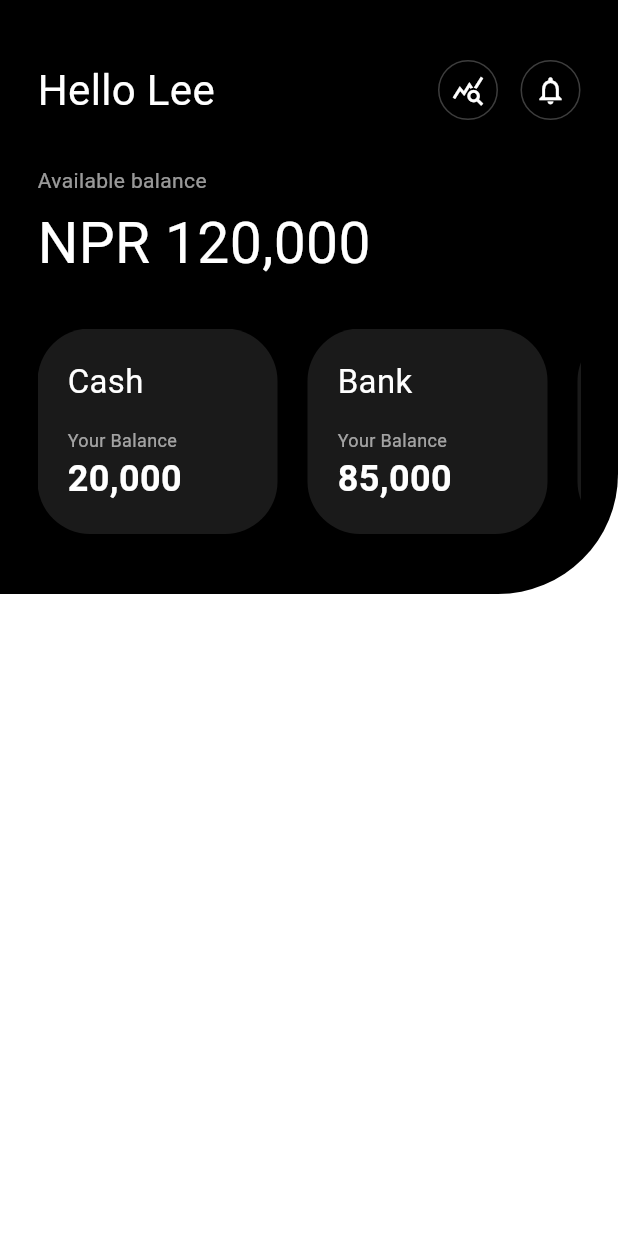
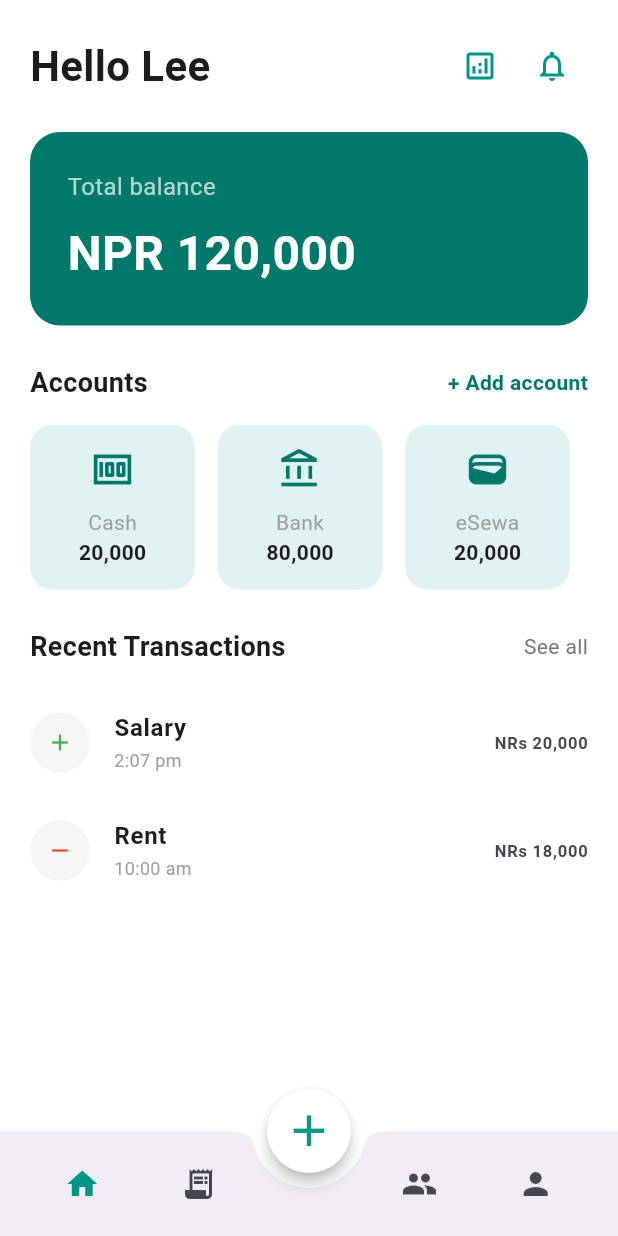
Before and after one commit to PudasainiSalina2060/financetracker_frontend, a Flutter app: the HomeScreen screen opened directly, on a phone screen of 412 x 824 dp. Run offline on Flutter 3.47's test engine with Material 3 defaults, Android fonts, the phone set to English and light mode, and no system bars; our stand-ins replace google_fonts; Roboto replaces fonts that are missing (Inika).

Commit message:
redesign HomeScreen with balance card, accounts, transactions list

```diff
--- a/lib/screens/home_screen.dart
+++ b/lib/screens/home_screen.dart
@@ -1,151 +1,188 @@
+import 'package:financetracker_frontend/screens/addTransaction_screen.dart';
 import 'package:flutter/material.dart';
 import 'package:google_fonts/google_fonts.dart';
 
-class HomeScreen extends StatelessWidget {
-  const HomeScreen({super.key});
+class HomeScreen extends StatefulWidget {
+  const HomeScreen({Key? key}) : super(key: key);
 
+  @override
+  State<HomeScreen> createState() => _HomeScreenState();
+}
+
+class _HomeScreenState extends State<HomeScreen> {
   @override
   Widget build(BuildContext context) {
     return Scaffold(
       backgroundColor: Colors.white,
-      body: SingleChildScrollView(
-        child: Column(
+      body: SafeArea(
+        child: SingleChildScrollView(
+          padding: const EdgeInsets.symmetric(horizontal: 20.0),
+          child: Column(
+            crossAxisAlignment: CrossAxisAlignment.start,
+            children: [
+              const SizedBox(height: 20),
+
+              //HEADER
+              Row(
+                mainAxisAlignment: MainAxisAlignment.spaceBetween,
+                children: [
+                  Text("Hello Lee", style: GoogleFonts.inika(fontSize: 28, fontWeight: FontWeight.bold)),
+                  Row(
+                    children: [
+                      IconButton(onPressed: () => print("Analytics"), icon: const Icon(Icons.analytics_outlined, color: Colors.teal)),
+                      IconButton(onPressed: () => print("Notifications"), icon: const Icon(Icons.notifications_none_outlined, color: Colors.teal)),
+                    ],
+                  )
+                ],
+              ),
+
+              const SizedBox(height: 20),
+
+              // TOTAL BALANCE CARD
+              Container(
+                width: double.infinity,
+                padding: const EdgeInsets.all(25),
+                decoration: BoxDecoration(
+                  color: Colors.teal[700],
+                  borderRadius: BorderRadius.circular(20),
+                ),
+                child: Column(
+                  crossAxisAlignment: CrossAxisAlignment.start,
+                  children: [
+                    const Text("Total balance", style: TextStyle(color: Colors.white70, fontSize: 16)),
+                    const SizedBox(height: 10),
+                    const Text("NPR 120,000", style: TextStyle(color: Colors.white, fontSize: 32, fontWeight: FontWeight.bold)),
+                  ],
+                ),
+              ),
+
+              const SizedBox(height: 25),
+
+              // ACCOUNTS SECTION
+              Row(
+                mainAxisAlignment: MainAxisAlignment.spaceBetween,
+                children: [
+                  const Text("Accounts", style: TextStyle(fontWeight: FontWeight.bold, fontSize: 18)),
+                  // CLICKABLE: Add Account text
+                  InkWell(
+                    onTap: () => print("Navigate to Add Account Screen"),
+                    child: Text("+ Add account", style: TextStyle(color: Colors.teal[700], fontWeight: FontWeight.w600)),
+                  ),
+                ],
+              ),
+              const SizedBox(height: 15),
+
+              // Horizontal Scroll for Account Cards
+              SingleChildScrollView(
+                scrollDirection: Axis.horizontal,
+                child: Row(
+                  children: [
+                    _buildAccountCard("Cash", "20,000", Icons.money_outlined),
+                    _buildAccountCard("Bank", "80,000", Icons.account_balance_outlined),
+                    _buildAccountCard("eSewa", "20,000", Icons.wallet_outlined),
+                  ],
+                ),
+              ),
+
+              const SizedBox(height: 25),
+
+              // RECENT TRANSACTIONS
+              Row(
+                mainAxisAlignment: MainAxisAlignment.spaceBetween,
+                children: [
+                  const Text("Recent Transactions", style: TextStyle(fontSize: 18, fontWeight: FontWeight.bold)),
+                  // CLICKABLE: See all text
+                  InkWell(
+                    onTap: () => print("Navigate to All Transactions"),
+                    child: Text("See all", style: TextStyle(color: Colors.grey[600])),
+                  ),
+                ],
+              ),
+              const SizedBox(height: 15),
+              //TRANSACTION LIST: Individual transaction rows
+              _buildTransactionItem("Salary", "2:07 pm", "NRs 20,000", Icons.add, Colors.green),
+              _buildTransactionItem("Rent", "10:00 am", "NRs 18,000", Icons.remove, Colors.red),
+            ],
+          ),
+        ),
+      ),
+
+      // Floating Action Button for Adding Transactions ( The main ADD + button)
+      floatingActionButton: FloatingActionButton(
+        onPressed: (){
+          Navigator.push(
+            context,
+            MaterialPageRoute(
+              builder: (context) => const AddTransactionScreen(),
+      ),
+    );
+
+        },
+        backgroundColor: Colors.white,
+        elevation: 4,
+        shape: const CircleBorder(),
+        child: const Icon(Icons.add, color: Colors.teal, size: 35),
+      ),
+      floatingActionButtonLocation: FloatingActionButtonLocation.centerDocked,
+
+      // Custom Bottom Navigation Bar with a cutout (notch) for the floating button
+      bottomNavigationBar: BottomAppBar(
+        height: 70,
+        notchMargin: 10,
+        shape: const CircularNotchedRectangle(),
+        child: Row(
+          mainAxisAlignment: MainAxisAlignment.spaceAround,
           children: [
-            _buildHeader(context),
-
+            IconButton(icon: const Icon(Icons.home, color: Colors.teal), onPressed: () {}),
+            IconButton(icon: const Icon(Icons.receipt_long), onPressed: () {}),
+            const SizedBox(width: 40), // Space for the floating button
+            IconButton(icon: const Icon(Icons.group), onPressed: () {}),
+            IconButton(icon: const Icon(Icons.person), onPressed: () {}),
           ],
         ),
       ),
     );
   }
 
-  //  Top Section with the Curve
-  Widget _buildHeader(BuildContext context) {
-    return Container(
-      width: double.infinity,
-      decoration: const BoxDecoration(
-        color: Colors.black,
-        borderRadius: BorderRadius.only(
-          bottomRight: Radius.circular(80), // Creates the large curve
-        ),
-      ),
-      padding: const EdgeInsets.symmetric(horizontal: 25, vertical: 40),
-      child: SafeArea(
-        child: Column(
-          crossAxisAlignment: CrossAxisAlignment.start,
-          children: [
-            _buildGreetingRow(),
-            const SizedBox(height: 30),
-            _buildBalanceSection(),
-            const SizedBox(height: 30),
-            _buildHorizontalCards(),
-          ],
+  //generates the clickable Account Cards (Cash, Bank,..)
+  Widget _buildAccountCard(String title, String amount, IconData icon) {
+    return Padding(
+      padding: const EdgeInsets.only(right: 15),
+      child: InkWell(
+        onTap: () => print("Edit $title Account"),
+        borderRadius: BorderRadius.circular(15),
+        child: Container(
+          padding: const EdgeInsets.all(15),
+          width: 110,
+          decoration: BoxDecoration(
+            color: Colors.teal[50],
+            borderRadius: BorderRadius.circular(15)
+          ),
+          child: Column(
+            children: [
+              Icon(icon, color: Colors.teal[700], size: 30),
+              const SizedBox(height: 10),
+              Text(title, style: const TextStyle(fontSize: 14, color: Colors.grey)),
+              Text(amount, style: const TextStyle(fontWeight: FontWeight.bold, fontSize: 14)),
+            ],
+          ),
         ),
       ),
     );
   }
 
-  //  Greeting and Icons (Analytics & Notifications)
-  Widget _buildGreetingRow() {
-    return Row(
-      mainAxisAlignment: MainAxisAlignment.spaceBetween,
-      children: [
-        Text(
-          "Hello Lee",
-          style: GoogleFonts.inika(color: Colors.white, fontSize: 28),
-        ),
-        Row(
-          children: [
-            _buildCircleIcon(Icons.query_stats),
-            const SizedBox(width: 15),
-            _buildCircleIcon(Icons.notifications_none),
-          ],
-        ),
-      ],
-    );
-  }
-
-  // Helper for circular buttons
-  Widget _buildCircleIcon(IconData icon) {
-    return Container(
-      padding: const EdgeInsets.all(8),
-      decoration: BoxDecoration(
-        shape: BoxShape.circle,
-        border: Border.all(color: Colors.white24, width: 1),
+//generates a single transaction row
+  Widget _buildTransactionItem(String title, String time, String amount, IconData icon, Color color) {
+    return ListTile(
+      onTap: () => print("Transaction Details"),
+      contentPadding: EdgeInsets.zero,
+      leading: CircleAvatar(
+        backgroundColor: Colors.grey[100],
+        child: Icon(icon, color: color, size: 18),
       ),
-      child: Icon(icon, color: Colors.white, size: 22),
-    );
-  }
-
-  //  Balance Display
-  Widget _buildBalanceSection() {
-    return Column(
-      crossAxisAlignment: CrossAxisAlignment.start,
-      children: [
-        const Text(
-          "Available balance",
-          style: TextStyle(color: Colors.white60, fontSize: 14),
-        ),
-        const SizedBox(height: 5),
-        Text(
-          "NPR 120,000",
-          style: GoogleFonts.inika(
-            color: Colors.white,
-            fontSize: 38,
-            fontWeight: FontWeight.w400,
-          ),
-        ),
-      ],
-    );
-  }
-
-  // Horizontal Scroll for the 3 Cards
-  Widget _buildHorizontalCards() {
-    return SingleChildScrollView(
-      scrollDirection: Axis.horizontal,
-      physics: const BouncingScrollPhysics(),
-      child: Row(
-        children: [
-          _buildAccountCard("Cash", "20,000"),
-          _buildAccountCard("Bank", "85,000"),
-          _buildAccountCard("Card", "15,000"),
-        ],
-      ),
-    );
-  }
-
-  // Reusable Template for Cash/Bank/Card
-  Widget _buildAccountCard(String title, String amount) {
-    return Container(
-      width: 160,
-      margin: const EdgeInsets.only(right: 20),
-      padding: const EdgeInsets.all(20),
-      decoration: BoxDecoration(
-        color: Colors.white.withOpacity(0.1),
-        borderRadius: BorderRadius.circular(35),
-      ),
-      child: Column(
-        crossAxisAlignment: CrossAxisAlignment.start,
-        children: [
-          Text(
-            title,
-            style: GoogleFonts.inika(color: Colors.white, fontSize: 22)
-          ),
-          const SizedBox(height: 15),
-          const Text(
-            "Your Balance",
-            style: TextStyle(color: Colors.white60, fontSize: 12)
-          ),
-          Text(
-            amount,
-            style: const TextStyle(
-              color: Colors.white,
-              fontSize: 24,
-              fontWeight: FontWeight.bold
-            ),
-          ),
-        ],
-      ),
+      title: Text(title, style: const TextStyle(fontWeight: FontWeight.bold)),
+      subtitle: Text(time, style: TextStyle(color: Colors.grey[500], fontSize: 12)),
+      trailing: Text(amount, style: const TextStyle(fontWeight: FontWeight.bold)),
     );
   }
 }
```
